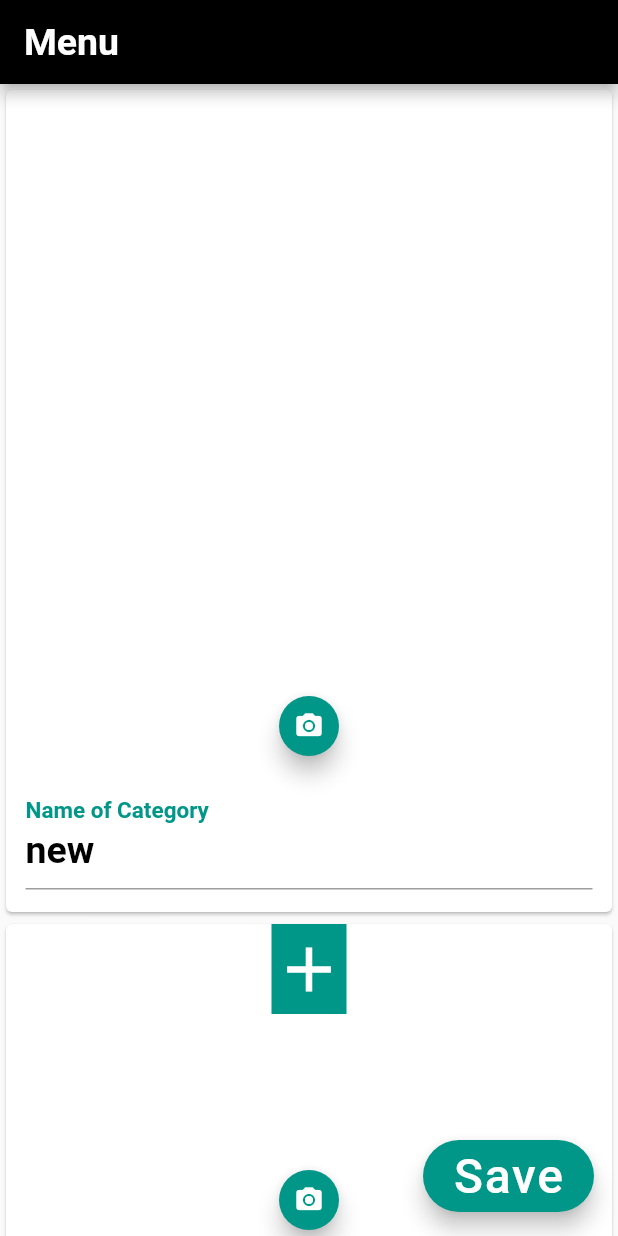
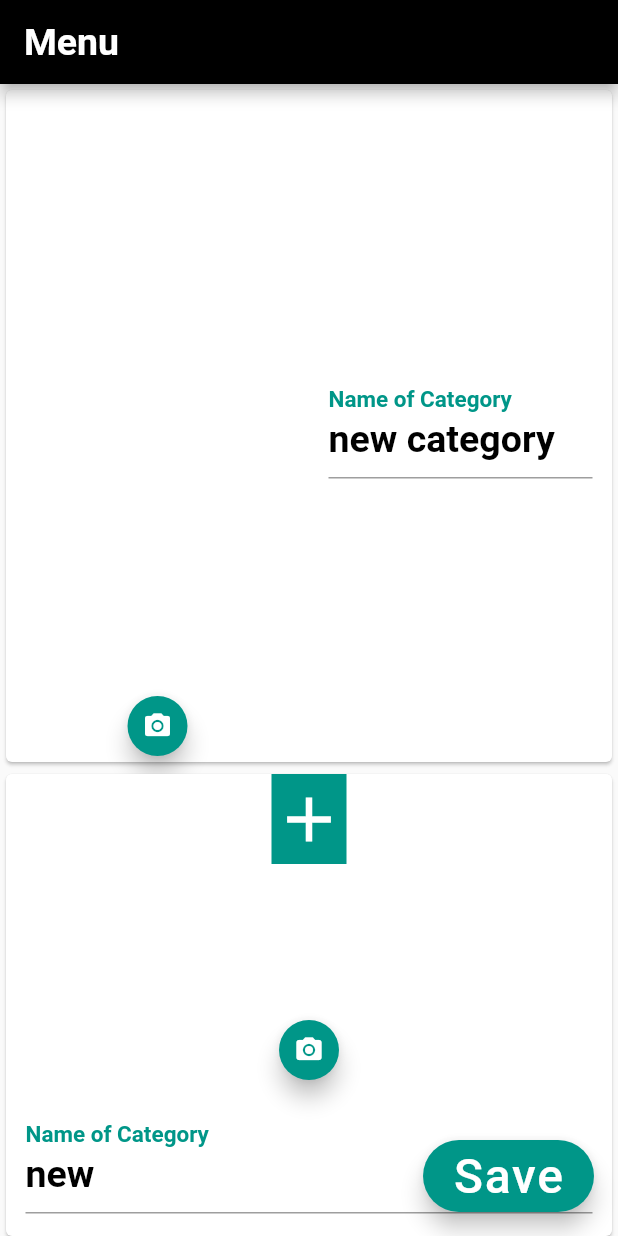
Before and after one commit to fayruozAtef/managerwebapp, a Flutter app: the Categories screen opened directly, after a tap on "Name of Category", on a phone screen of 412 x 824 dp. Run offline on Flutter 3.47's test engine with Material 2 defaults, Android fonts, the phone set to English and light mode, and no system bars; our stand-ins replace barcode_widget, cloud_firestore, file_picker, firebase_auth, firebase_core, firebase_storage and 2 more; missing offline and left inert: dart:html; accounts and stored records are empty.

Commit message:
remove error

```diff
--- a/lib/widgets/update_categories.dart
+++ b/lib/widgets/update_categories.dart
@@ -90,8 +90,9 @@ class _CategoriesState extends State<Categories> {
                     Navigator.of(context).pushReplacement(
                         MaterialPageRoute(builder: (context)=>details(title: name[i])));
                   },
-                    child: Column(
+                    child: Row(
                       children: [
+                        Expanded(child: Column(children: [
                           Container(
                             width: 400,
                             height: 400,
@@ -105,7 +106,8 @@ class _CategoriesState extends State<Categories> {
                               _openPicker(i);
                             },
                           ),
-                        Container(
+                        ],)),
+                        Expanded(child: Container(
                           height: 100,
                           padding:EdgeInsets.all(13),
                           child:TextFormField(
@@ -127,7 +129,8 @@ class _CategoriesState extends State<Categories> {
                               ),
                             ),
                           ) ,
-                        ),
+                        ),),
+
                       ],
                     ),
                     ),
@@ -156,9 +159,7 @@ class _CategoriesState extends State<Categories> {
                         child: Icon(Icons.camera_alt, color: Colors.white, size: 20),
                         backgroundColor: Colors.teal,
                         mini: true,
-                        onPressed:(){
-
-                        },
+                        onPressed:(){},
                       ),
                       Container(
                         height: 100,
```
Lines whose indentation alone changed are shown as unchanged.
